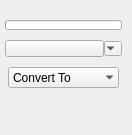
Before: the Qt Designer form ui/convert.ui in m3trik/Scripts_portable, drawn with Qt 5.
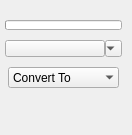
After: the same form once the commit is applied. Custom widgets are drawn as their Qt base class.

Patch:
```diff
--- a/ui/convert.ui
+++ b/ui/convert.ui
@@ -83,14 +83,14 @@
        </property>
        <property name="minimumSize">
         <size>
-         <width>18</width>
-         <height>15</height>
+         <width>17</width>
+         <height>17</height>
         </size>
        </property>
        <property name="maximumSize">
         <size>
-         <width>18</width>
-         <height>15</height>
+         <width>17</width>
+         <height>17</height>
         </size>
        </property>
       </widget>
```
